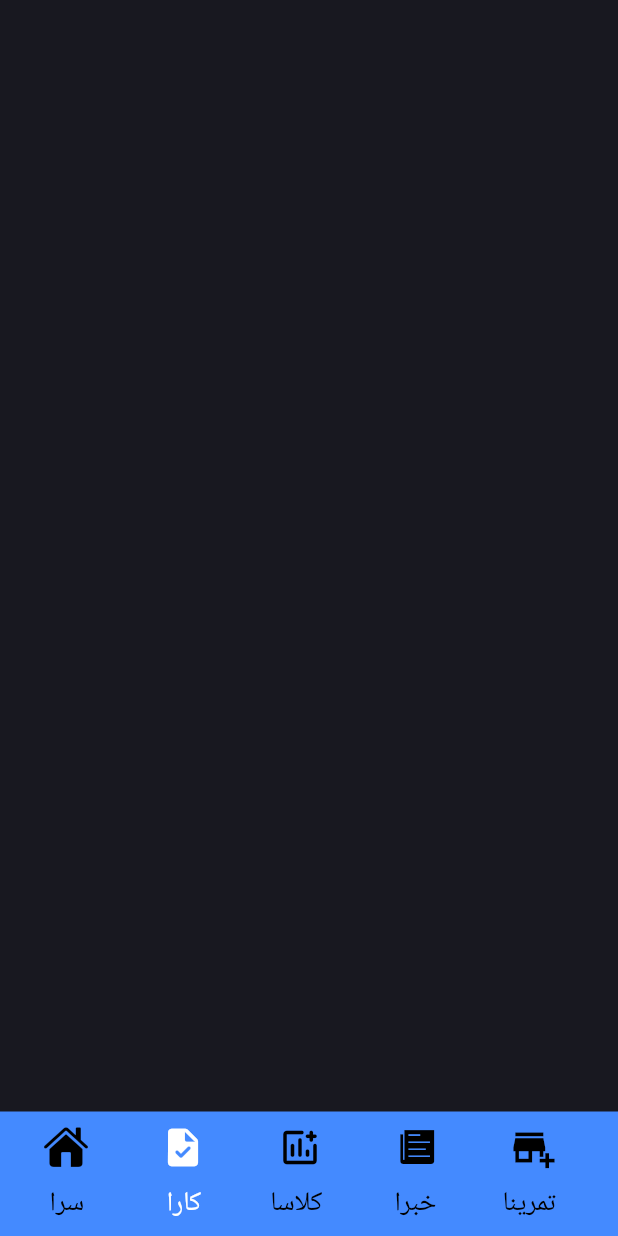
After one commit to BruteForceMJM/SBUThreads, a Flutter app: the StudentWorkPageEdit screen opened directly, on a phone screen of 412 x 824 dp. The commit adds this screen. Run offline on Flutter 3.47's test engine with Material 3 defaults, Android fonts, the phone set to English and light mode, and no system bars; our stand-ins replace flutter_svg.

Commit message:
add new edition of workspace page

```diff
--- a/LoginSignupPage/lib/FirstPage/second_edition_student_classes_page.dart
+++ b/LoginSignupPage/lib/FirstPage/second_edition_student_classes_page.dart
@@ -6,6 +6,7 @@ import 'package:flutter/painting.dart';
 import 'package:flutter/widgets.dart';
 import 'package:login_signup_page/FirstPage/Pallete.dart';
 import 'package:login_signup_page/FirstPage/second_edition_student_home_page.dart';
+import 'package:login_signup_page/FirstPage/second_edition_student_work_space.dart';
 
 void main() {
   runApp(const Beta());
@@ -109,7 +110,13 @@ class StudentClassPageEdit extends StatelessWidget {
                         height: 0,
                       ),
                       IconButton(
-                          onPressed: () {},
+                          onPressed: () {
+                            Navigator.pushReplacement(
+                                context,
+                                MaterialPageRoute(
+                                    builder: (context) =>
+                                    const StudentWorkPageEdit()));
+                          },
                           icon: const Icon(
                             Icons.task_rounded,
                             color: Colors.black,
--- a/LoginSignupPage/lib/FirstPage/second_edition_student_home_page.dart
+++ b/LoginSignupPage/lib/FirstPage/second_edition_student_home_page.dart
@@ -8,6 +8,7 @@ import 'package:flutter/services.dart';
 import 'package:flutter/widgets.dart';
 import 'package:login_signup_page/FirstPage/Pallete.dart';
 import 'package:login_signup_page/FirstPage/second_edition_student_classes_page.dart';
+import 'package:login_signup_page/FirstPage/second_edition_student_work_space.dart';
 
 void main(){
   runApp(const Alpha());
@@ -288,7 +289,13 @@ class StudentHomePageEdit extends StatelessWidget {
                      const SizedBox(height: 20,width: 20,),
                      IconButton(onPressed: (){}, icon: const Icon(CupertinoIcons.house_fill,color: Colors.white,size: 30,)),
                      const SizedBox(width: 30, height: 0,),
-                     IconButton(onPressed: (){}, icon: const Icon(Icons.task_rounded,color: Colors.black,size: 30,)),
+                     IconButton(onPressed: (){
+                       Navigator.pushReplacement(
+                           context,
+                           MaterialPageRoute(
+                               builder: (context) =>
+                               const StudentWorkPageEdit()));
+                     }, icon: const Icon(Icons.task_rounded,color: Colors.black,size: 30,)),
                      const SizedBox(width: 30,),
                      IconButton(onPressed: (){
                        Navigator.pushReplacement(context, MaterialPageRoute(builder: (context)=>const StudentClassPageEdit()));
--- /dev/null
+++ b/LoginSignupPage/lib/FirstPage/second_edition_student_work_space.dart
@@ -0,0 +1,147 @@
+import 'package:flutter/cupertino.dart';
+import 'package:flutter/material.dart';
+import 'package:login_signup_page/FirstPage/Pallete.dart';
+import 'package:login_signup_page/FirstPage/second_edition_student_classes_page.dart';
+import 'package:login_signup_page/FirstPage/second_edition_student_home_page.dart';
+void main(){
+  runApp(const Gama());
+}
+class Gama extends StatelessWidget{
+  const Gama({super.key});
+
+  @override
+  Widget build(BuildContext context) {
+    return const MaterialApp(
+      debugShowCheckedModeBanner: false,
+      home: StudentWorkPageEdit(),
+    );
+  }
+
+}
+class StudentWorkPageEdit extends StatelessWidget {
+  const StudentWorkPageEdit({super.key});
+
+  @override
+  Widget build(BuildContext context) {
+    return Scaffold(
+      backgroundColor: Pallete.backgroundColor,
+      body: Container(
+        color: Pallete.backgroundColor,
+        child: Column(
+          children: [
+            Expanded(
+              child: Container(
+                color: Pallete.backgroundColor,
+              ),
+            ),
+
+            Container(
+              color: Colors.blueAccent,
+              height: 83,
+              child: Column(
+                children: [
+                  Row(
+                    children: [
+                      const SizedBox(
+                        height: 20,
+                        width: 20,
+                      ),
+                      IconButton(
+                          onPressed: () {
+                            Navigator.pushReplacement(
+                                context,
+                                MaterialPageRoute(
+                                    builder: (context) =>
+                                    const StudentHomePageEdit()));
+                          },
+                          icon: const Icon(
+                            CupertinoIcons.house_fill,
+                            color: Colors.black,
+                            size: 30,
+                          )),
+                      const SizedBox(
+                        width: 30,
+                        height: 0,
+                      ),
+                      IconButton(
+                          onPressed: () {
+                          },
+                          icon: const Icon(
+                            Icons.task_rounded,
+                            color: Colors.white,
+                            size: 30,
+                          )),
+                      const SizedBox(
+                        width: 30,
+                      ),
+                      IconButton(
+                        onPressed: () {
+                          Navigator.pushReplacement(context,
+                          MaterialPageRoute(builder: (context)=> const StudentClassPageEdit()));
+                        },
+                        icon: const Icon(
+                          Icons.add_chart_rounded,
+                          color: Colors.black,
+                          size: 30,
+                        ),
+                      ),
+                      const SizedBox(
+                        width: 30,
+                      ),
+                      IconButton(
+                          onPressed: () {},
+                          icon: const Icon(
+                            CupertinoIcons.news_solid,
+                            color: Colors.black,
+                            size: 30,
+                          )),
+                      const SizedBox(
+                        width: 30,
+                      ),
+                      IconButton(
+                          onPressed: () {},
+                          icon: const Icon(
+                            Icons.add_business,
+                            color: Colors.black,
+                            size: 30,
+                          ))
+                    ],
+                  ),
+                  const Row(
+                    children: [
+                      SizedBox(
+                        width: 33,
+                      ),
+                      Text('سرا',
+                          style: TextStyle(color: Colors.black, fontSize: 18)),
+                      SizedBox(
+                        width: 55,
+                      ),
+                      Text('کارا',
+                          style: TextStyle(color: Colors.white, fontSize: 18)),
+                      SizedBox(
+                        width: 46,
+                      ),
+                      Text('کلاسا',
+                          style: TextStyle(color: Colors.black, fontSize: 18)),
+                      SizedBox(
+                        width: 48,
+                      ),
+                      Text('خبرا',
+                          style: TextStyle(color: Colors.black, fontSize: 18)),
+                      SizedBox(
+                        width: 44,
+                      ),
+                      Text('تمرینا',
+                          style: TextStyle(color: Colors.black, fontSize: 18)),
+                    ],
+                  )
+                ],
+              ),
+            )
+          ],
+        ),
+      ),
+    );
+  }
+}
```
